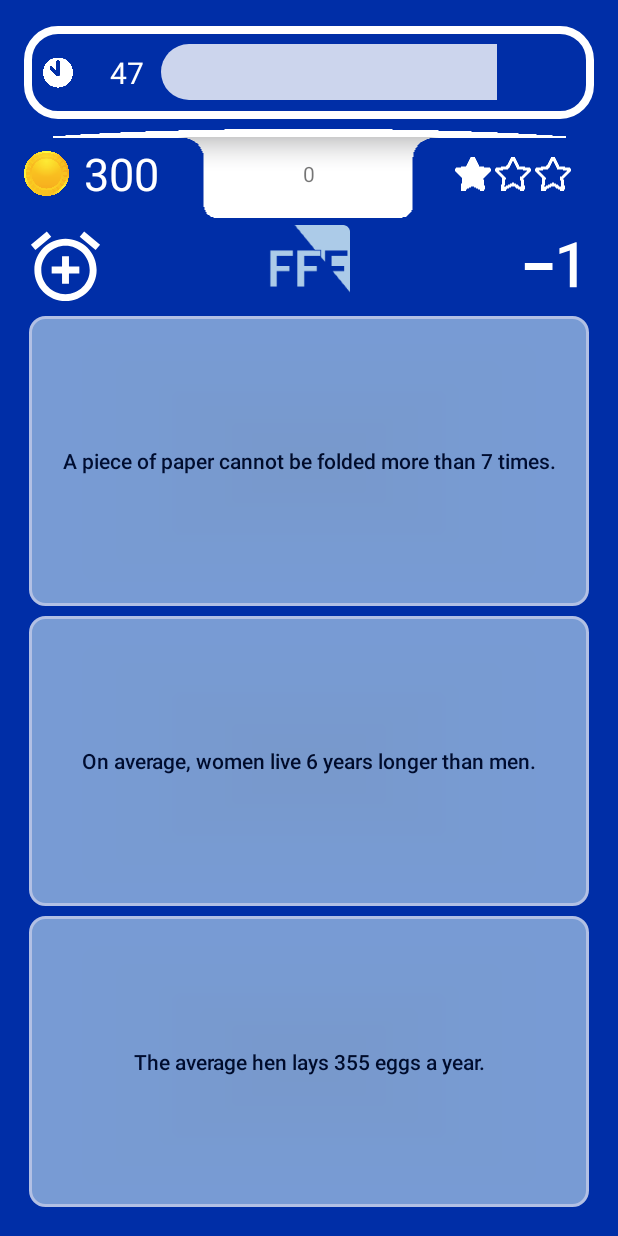
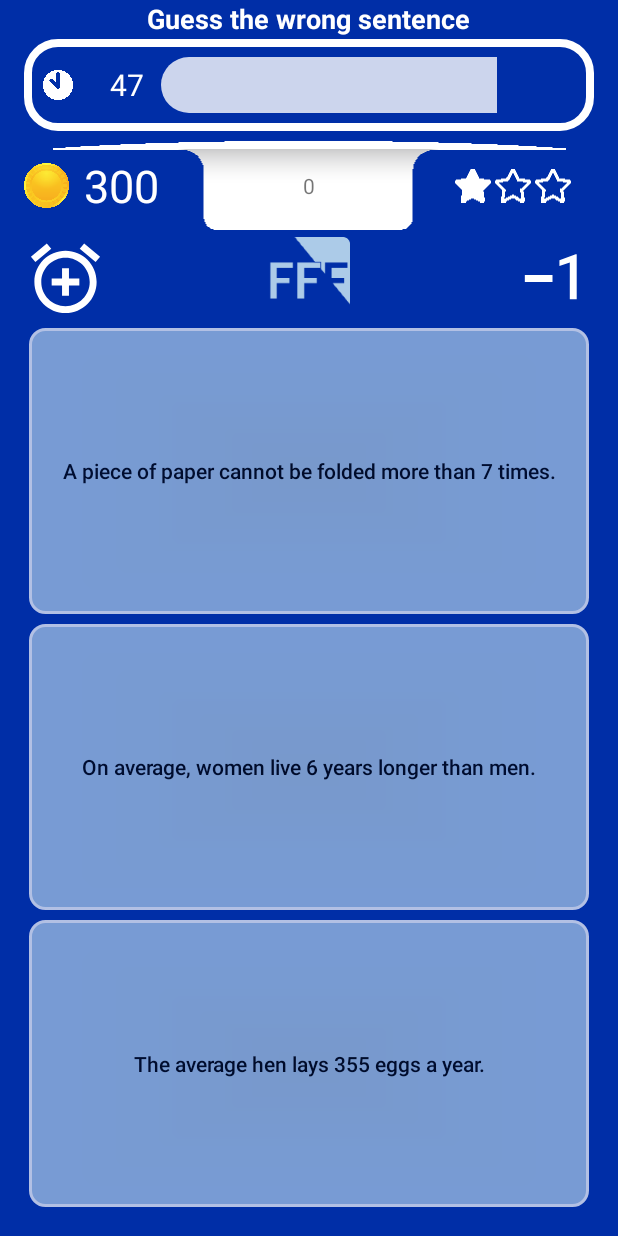
Before and after one commit to MilanVucic/TwoFactsOneFake, an Android app: the Gameplay screen opened directly, with no data from a screen before it, on a phone screen of 412 x 824 dp. Run offline under Robolectric (Android 15) with nearby library versions, the phone set to English and light mode, and no system bars; our stand-ins replace CircleImageView.

Commit message:
explanation what to do added

```diff
--- a/app/build.gradle
+++ b/app/build.gradle
@@ -8,8 +8,8 @@ android {
         applicationId "com.twofactsonefake"
         minSdkVersion 14
         targetSdkVersion 27
-        versionCode 1
-        versionName "1.0"
+        versionCode 2
+        versionName "1.0.1"
     }
     buildTypes {
         release {
--- a/app/src/main/res/layout/activity_gameplay.xml
+++ b/app/src/main/res/layout/activity_gameplay.xml
@@ -3,7 +3,6 @@
     android:layout_height="match_parent" android:paddingLeft="@dimen/activity_horizontal_margin"
     android:id="@+id/reLativeLayout"
     android:paddingRight="@dimen/activity_horizontal_margin"
-    android:paddingTop="@dimen/activity_vertical_margin"
     android:paddingBottom="@dimen/activity_vertical_margin"
     tools:context="com.example.nebojsa.twofactsonefake.Gameplay"
     android:background="@color/home_background_color">
@@ -13,6 +12,14 @@
         android:orientation="vertical"
         android:layout_width="match_parent"
         android:layout_height="match_parent">
+        <TextView
+            android:layout_width="wrap_content"
+            android:layout_height="wrap_content"
+            android:textColor="@android:color/white"
+            android:layout_gravity="center"
+            android:textSize="18sp"
+            android:textStyle="bold"
+            android:text="@string/title_activity_gameplay"/>
 
         <LinearLayout
             android:orientation="vertical"
```
